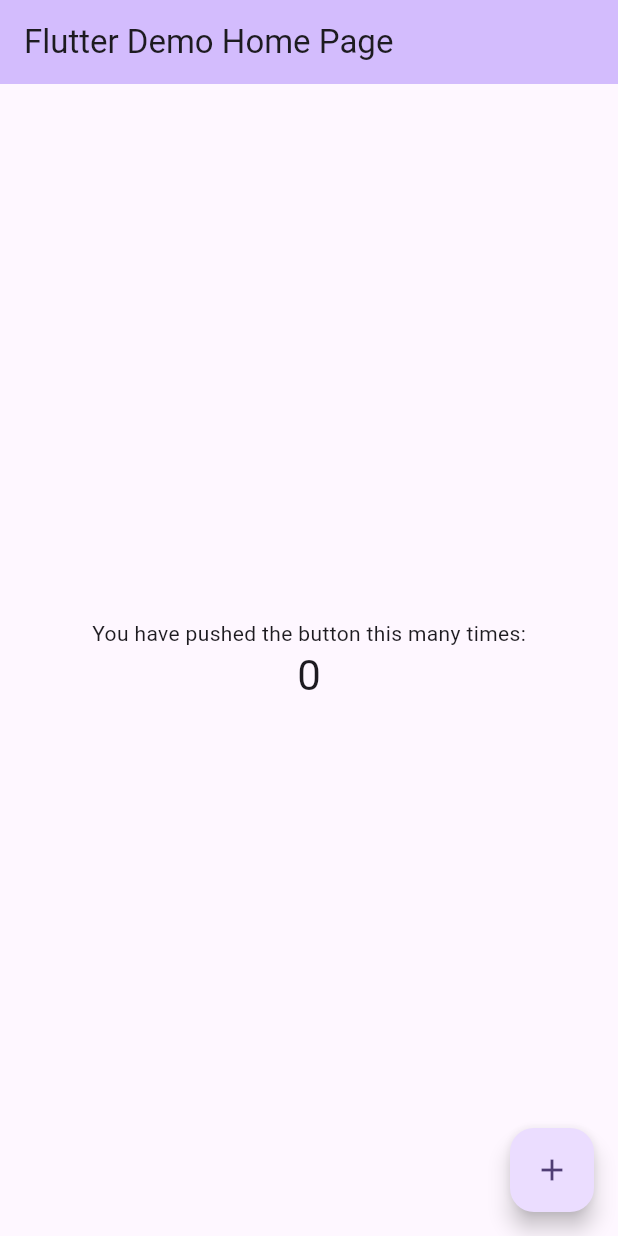
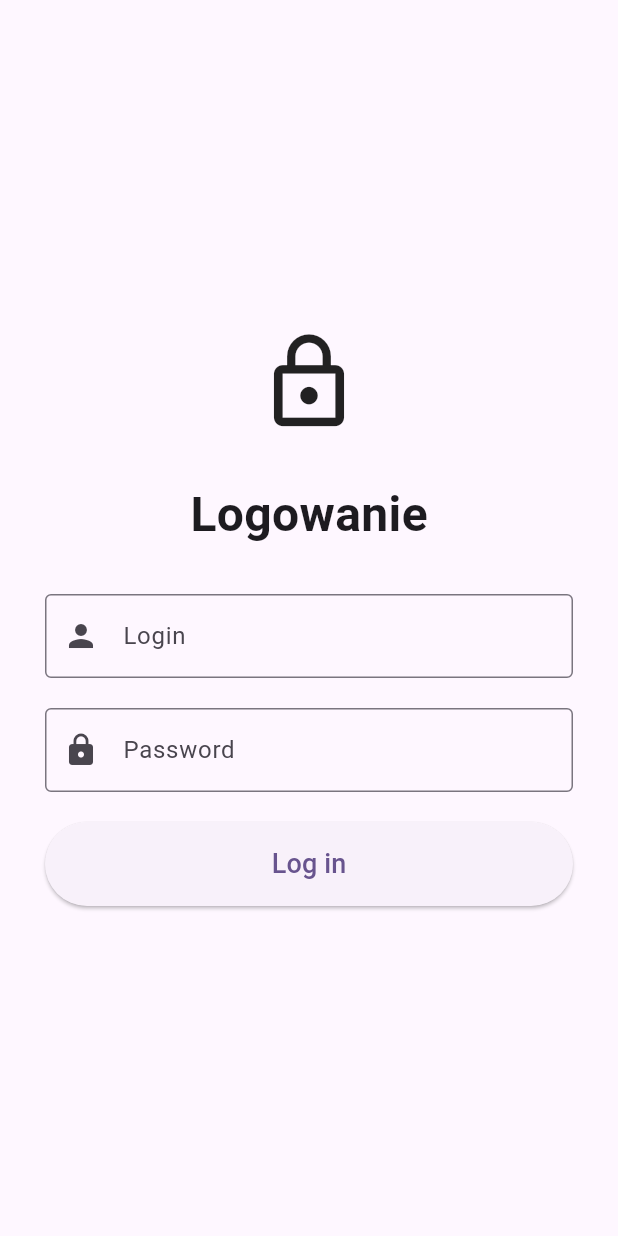
Before and after one commit to NataliaLawreszuk/pamg_lab, a Flutter app: the screen it shows after launch, on a phone screen of 412 x 824 dp. Run offline on Flutter 3.47's test engine with Material 3 defaults, Android fonts, the phone set to English and light mode, and no system bars.

Commit message:
wip: login page

```diff
--- /dev/null
+++ b/lib/login.dart
@@ -0,0 +1,80 @@
+import 'package:flutter/material.dart';
+
+class LoginPage extends StatefulWidget {
+  const LoginPage({super.key});
+
+  @override
+  State<LoginPage> createState() => _LoginPageState();
+}
+
+class _LoginPageState extends State<LoginPage> {
+  final TextEditingController usernameController = TextEditingController();
+  final TextEditingController passwordController = TextEditingController();
+
+  void login() {
+    String username = usernameController.text;
+    String password = passwordController.text;
+
+    if (username == 'admin' && password == '1234'){
+      ScaffoldMessenger.of(context).showSnackBar(
+        const SnackBar(content: Text('Ok'))
+        );
+      // Navigator.pushReplacement(
+      //   context,
+      //   MaterialPageRoute(builder: builder));
+    } else {
+      ScaffoldMessenger.of(context).showSnackBar(
+        const SnackBar(content: Text('Nieprawidłowe dane logowania'))
+      );
+    }
+  }
+
+  @override
+  Widget build(BuildContext context) {
+    return Scaffold(
+      body: Center(
+        child: SingleChildScrollView(
+          padding: const EdgeInsets.all(30),
+          child: Column(
+            mainAxisAlignment: MainAxisAlignment.center,
+            children: [
+              const Icon(Icons.lock_outline, size: 70),
+              const SizedBox(height: 30),
+              const Text('Logowanie', style: TextStyle(fontSize: 32, fontWeight: FontWeight.bold)),
+              const SizedBox(height: 30),
+              TextField(
+                controller: usernameController,
+                decoration: const InputDecoration(
+                  labelText: 'Login',
+                  border: OutlineInputBorder(),
+                  prefixIcon: Icon(Icons.person)
+                ),
+              ),
+              const SizedBox(height: 20),
+              TextField(
+                controller: passwordController,
+                obscureText: true,
+                decoration: const InputDecoration(
+                  labelText: 'Password',
+                  border: OutlineInputBorder(),
+                  prefixIcon: Icon(Icons.lock)
+                )
+              ),
+              const SizedBox(height: 20),
+              SizedBox(
+                width: double.infinity,
+                child: ElevatedButton(
+                  onPressed: login,
+                  child: const Padding(
+                    padding: EdgeInsets.all(15),
+                    child: Text('Log in', style: TextStyle(fontSize: 18))
+                  )
+                )
+              )
+            ]
+          )
+        )
+      )
+    );
+  }
+}
--- a/lib/main.dart
+++ b/lib/main.dart
@@ -1,4 +1,5 @@
 import 'package:flutter/material.dart';
+import 'login.dart';
 
 void main() {
   runApp(const MyApp());
@@ -12,6 +13,7 @@ class MyApp extends StatelessWidget {
   Widget build(BuildContext context) {
     return MaterialApp(
       title: 'Flutter Demo',
+      debugShowCheckedModeBanner: false,
       theme: ThemeData(
         // This is the theme of your application.
         //
@@ -30,7 +32,7 @@ class MyApp extends StatelessWidget {
         // tested with just a hot reload.
         colorScheme: .fromSeed(seedColor: Colors.deepPurple),
       ),
-      home: const MyHomePage(title: 'Flutter Demo Home Page'),
+      home: const LoginPage(),
     );
   }
 }
```
